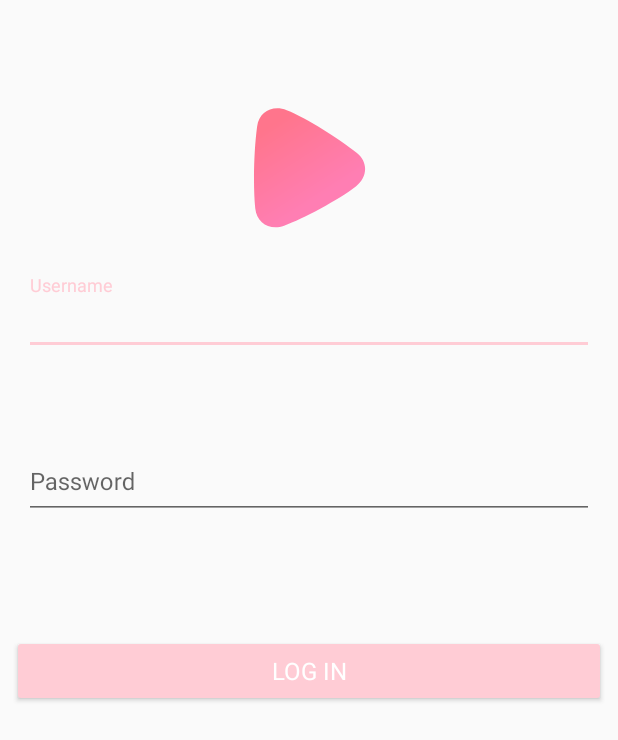
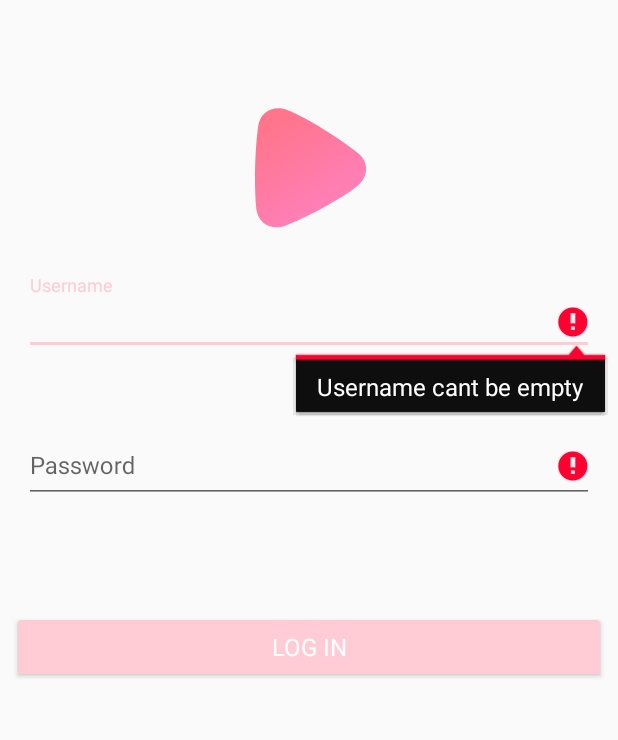
Before and after one commit to soljic95/tvShows, an Android app: the screen it shows after launch (Login before the commit, LoginActivity after it), after a tap on "LOG IN", on a phone screen of 412 x 824 dp. Shown: the top 740 px of the screen. Run offline under Robolectric (Android 15) with nearby library versions, the phone set to English and light mode, and no system bars; our stand-ins replace RxJava; libraries missing offline, so code that uses them is left out: com.jakewharton.rxbinding2.

Commit message:
code fix

```diff
--- a/app/build.gradle
+++ b/app/build.gradle
@@ -4,7 +4,6 @@ apply plugin: 'kotlin-android'
 
 apply plugin: 'kotlin-android-extensions'
 
-apply plugin: 'com.jakewharton.butterknife'
 apply plugin: 'kotlin-android'
 apply plugin: 'kotlin-kapt'
 
@@ -42,11 +41,10 @@ dependencies {
     androidTestImplementation 'androidx.test:runner:1.2.0'
     androidTestImplementation 'androidx.test.espresso:espresso-core:3.2.0'
 
-    //butterknife
-    implementation 'com.jakewharton:butterknife:10.1.0'
-    kapt 'com.jakewharton:butterknife-compiler:10.1.0'
     implementation 'androidx.recyclerview:recyclerview:1.0.0'
     implementation 'com.google.android.material:material:1.0.0'
+
+    implementation 'androidx.core:core-ktx:1.2.0-alpha02'
 
     //rxJava
     implementation 'io.reactivex.rxjava2:rxandroid:2.1.1'
--- a/app/src/main/AndroidManifest.xml
+++ b/app/src/main/AndroidManifest.xml
@@ -8,12 +8,12 @@
             android:label="@string/app_name"
             android:roundIcon="@mipmap/ic_launcher_round"
             android:supportsRtl="true"
-        android:theme="@style/Theme.AppCompat.Light.NoActionBar">
-        <activity android:name=".ui.login.Login">
+            android:theme="@style/MyCustomAppTheme">
+        <activity android:name=".ui.login.LoginActivity">
             <intent-filter>
-                <action android:name="android.intent.action.MAIN" />
+                <action android:name="android.intent.action.MAIN"/>
 
-                <category android:name="android.intent.category.LAUNCHER" />
+                <category android:name="android.intent.category.LAUNCHER"/>
             </intent-filter>
         </activity>
         <activity android:name=".ui.main.MainActivity"></activity>
--- a/app/src/main/java/hr/foreal/showsmarkosoljic/ui/login/Login.kt
+++ b/app/src/main/java/hr/foreal/showsmarkosoljic/ui/login/LoginActivity.kt
@@ -1,43 +1,42 @@
 package hr.foreal.showsmarkosoljic.ui.login
 
+import android.app.Activity
+import android.content.Intent
 import android.content.res.ColorStateList
 import android.os.Bundle
 import androidx.appcompat.app.AppCompatActivity
-import butterknife.BindView
-import butterknife.ButterKnife
-import butterknife.OnClick
-import butterknife.OnTextChanged
-import com.google.android.material.textfield.TextInputEditText
+import androidx.core.widget.doAfterTextChanged
 import com.jakewharton.rxbinding2.widget.textChanges
 import hr.foreal.showsmarkosoljic.R
+import hr.foreal.showsmarkosoljic.ui.main.MainActivity
 import kotlinx.android.synthetic.main.activity_login.*
 
-class Login : AppCompatActivity(), LoginContract.View {
+class LoginActivity : AppCompatActivity(), LoginContract.View {
 
     private val presenter: LoginContract.Presenter = LoginPresenter()
     private var usernameValid = false
     private var passwordValid = false
 
-    @BindView(R.id.etUsername)
-    lateinit var etUsername: TextInputEditText
-
-    @BindView(R.id.etPassword)
-    lateinit var etPassword: TextInputEditText
 
     override fun onCreate(savedInstanceState: Bundle?) {
         super.onCreate(savedInstanceState)
         setContentView(R.layout.activity_login)
-        ButterKnife.bind(this)
         presenter.setView(this)
+
+        btnLogin.setOnClickListener { onBtnLoginClicked() }
+
+        etUsername.doAfterTextChanged { userNameTextChanged() }
+        etPassword.doAfterTextChanged { passwordTextChanged() }
 
     }
 
-    @OnClick(R.id.btnLogin)
-    fun onBtnLoginClicked() {
+    private fun onBtnLoginClicked() {
 
         if (usernameValid && passwordValid) {
             passwordEtInputLayout.isPasswordVisibilityToggleEnabled = true
-            presenter.login(etUsername.text.toString())
+            val intent = Intent(this, MainActivity::class.java)
+            intent.putExtra(LoginPresenter.INTENT_KEY, etUsername.text.toString())
+            presenter.login(intent)
         } else {
             if (!usernameValid) {
                 etUsername.error = "Username cant be empty"
@@ -52,14 +51,12 @@ class Login : AppCompatActivity(), LoginContract.View {
 
     }
 
-    @OnTextChanged(R.id.etUsername)
-    fun userNameTextChanged() {
+    private fun userNameTextChanged() {
         presenter.subscribeToUserNameObservable(etUsername.textChanges())
 
     }
 
-    @OnTextChanged(R.id.etPassword)
-    fun passwordTextChanged() {
+    private fun passwordTextChanged() {
         passwordEtInputLayout.isPasswordVisibilityToggleEnabled = true
         presenter.subscribeToPasswordObservable(etPassword.textChanges())
 
--- a/app/src/main/java/hr/foreal/showsmarkosoljic/ui/login/LoginContract.kt
+++ b/app/src/main/java/hr/foreal/showsmarkosoljic/ui/login/LoginContract.kt
@@ -1,5 +1,6 @@
 package hr.foreal.showsmarkosoljic.ui.login
 
+import android.content.Intent
 import com.jakewharton.rxbinding2.InitialValueObservable
 
 class LoginContract {
@@ -23,7 +24,7 @@ class LoginContract {
 
         fun subscribeToPasswordObservable(observable: InitialValueObservable<CharSequence>)
 
-        fun login(username: String)
+        fun login(intent: Intent)
 
     }
 }
--- a/app/src/main/java/hr/foreal/showsmarkosoljic/ui/login/LoginPresenter.kt
+++ b/app/src/main/java/hr/foreal/showsmarkosoljic/ui/login/LoginPresenter.kt
@@ -39,7 +39,7 @@ class LoginPresenter : LoginContract.Presenter {
 
     override fun subscribeToPasswordObservable(observable: InitialValueObservable<CharSequence>) {
         observable.subscribeOn(Schedulers.io())
-            .observeOn(AndroidSchedulers.mainThread())
+            .observeOn(AndroidSchedulers.mainThread())//ovo bi trebala biti cista kotlin klasa? Nista android specific? Jel smije tu onda rx ici?
             .subscribe {
                 checkPassword(it.toString());
                 Log.d("marko", it.toString())
@@ -63,9 +63,8 @@ class LoginPresenter : LoginContract.Presenter {
 
     }
 
-    override fun login(username: String) {
-        val intent = Intent(view as Activity, MainActivity::class.java)
-        intent.putExtra(INTENT_KEY, username)
+    override fun login(intent: Intent) {
+
         router.showMainScreen(intent)
 
     }
--- a/app/src/main/res/layout/activity_login.xml
+++ b/app/src/main/res/layout/activity_login.xml
@@ -5,23 +5,22 @@
                                                    android:id="@+id/activityLoginLayout"
                                                    android:layout_width="match_parent"
                                                    android:layout_height="match_parent"
-    tools:context=".ui.login.Login">
+                                                   tools:context=".ui.login.LoginActivity">
 
     <ImageView
             android:id="@+id/ivAppLogo"
-        android:layout_width="80dp"
-        android:layout_height="80dp"
+            android:layout_width="wrap_content"
+            android:layout_height="wrap_content"
             android:layout_marginTop="72dp"
-        android:background="@drawable/ic_img_logo_mark"
+            android:src="@drawable/ic_img_logo_mark"
             app:layout_constraintEnd_toEndOf="parent"
-        app:layout_constraintHorizontal_bias="0.498"
             app:layout_constraintStart_toStartOf="parent"
-        app:layout_constraintTop_toTopOf="parent" />
+            app:layout_constraintTop_toTopOf="parent"/>
 
     <com.google.android.material.textfield.TextInputLayout
             android:id="@+id/usernameEtInputLayout"
             android:layout_width="0dp"
-        android:layout_height="64dp"
+            android:layout_height="wrap_content"
             android:layout_marginTop="31dp"
             android:paddingLeft="16dp"
             android:paddingRight="16dp"
@@ -33,15 +32,14 @@
         <com.google.android.material.textfield.TextInputEditText
                 android:id="@+id/etUsername"
                 android:layout_width="match_parent"
-            android:layout_height="wrap_content"
-            android:hint="@string/login_activity_username"
-            android:maxLength="10" />
+                android:layout_height="match_parent"
+                android:hint="@string/login_activity_username"/>
     </com.google.android.material.textfield.TextInputLayout>
 
     <com.google.android.material.textfield.TextInputLayout
             android:id="@+id/passwordEtInputLayout"
             android:layout_width="0dp"
-        android:layout_height="64dp"
+            android:layout_height="wrap_content"
             android:layout_marginTop="40dp"
             android:paddingLeft="16dp"
             android:paddingRight="16dp"
@@ -56,10 +54,10 @@
         <com.google.android.material.textfield.TextInputEditText
                 android:id="@+id/etPassword"
                 android:layout_width="match_parent"
-            android:layout_height="wrap_content"
+                android:layout_height="match_parent"
                 android:hint="@string/login_activity_password"
                 android:inputType="textPassword"
-            android:maxLength="10" />
+                android:maxLength="10"/>
     </com.google.android.material.textfield.TextInputLayout>
 
 
@@ -74,7 +72,7 @@
             android:text="@string/login_activity_log_in"
             app:layout_constraintEnd_toEndOf="parent"
             app:layout_constraintStart_toStartOf="parent"
-        app:layout_constraintTop_toBottomOf="@+id/passwordEtInputLayout" />
+            app:layout_constraintTop_toBottomOf="@+id/passwordEtInputLayout"/>
 
 
 </androidx.constraintlayout.widget.ConstraintLayout>
--- a/app/src/main/res/values/styles.xml
+++ b/app/src/main/res/values/styles.xml
@@ -7,6 +7,16 @@
         <item name="colorPrimaryDark">@color/colorPrimaryDark</item>
         <item name="colorAccent">@color/colorAccent</item>
     </style>
+
+    <style name="MyCustomAppTheme" parent="AppTheme">
+        <!-- Customize your theme here. -->
+        <item name="colorPrimary">@color/buttonDisabledPink</item>
+        <item name="colorPrimaryDark">@color/colorPrimaryDark</item>
+        <item name="colorAccent">@color/buttonEnabledPink</item>
+    </style>
+
+
+
 
     <style name="LoginActivityButtonDisabled" parent="Theme.MaterialComponents">
         <item name="android:colorButtonNormal">@color/buttonDisabledPink</item>
--- a/build.gradle
+++ b/build.gradle
@@ -10,7 +10,6 @@ buildscript {
     dependencies {
         classpath 'com.android.tools.build:gradle:3.4.0'
         classpath "org.jetbrains.kotlin:kotlin-gradle-plugin:$kotlin_version"
-        classpath 'com.jakewharton:butterknife-gradle-plugin:10.1.0'
         // NOTE: Do not place your application dependencies here; they belong
         // in the individual module build.gradle files
     }
```
Lines whose indentation alone changed are shown as unchanged.
